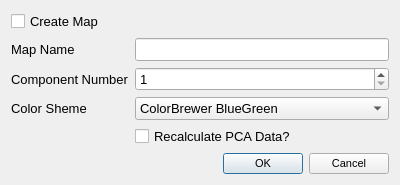
VespucciProject/Vespucci, file GUI/Analysis/principalcomponentsdialog.ui: the form before one commit.
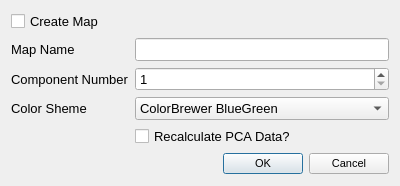
The form after the commit.

The edit to the form file:
```diff
--- a/GUI/Analysis/principalcomponentsdialog.ui
+++ b/GUI/Analysis/principalcomponentsdialog.ui
@@ -7,7 +7,7 @@
     <x>0</x>
     <y>0</y>
     <width>400</width>
-    <height>158</height>
+    <height>186</height>
    </rect>
   </property>
   <property name="font">
```
Left out of the diff: 2 changed lines with no effect on the pictures.
